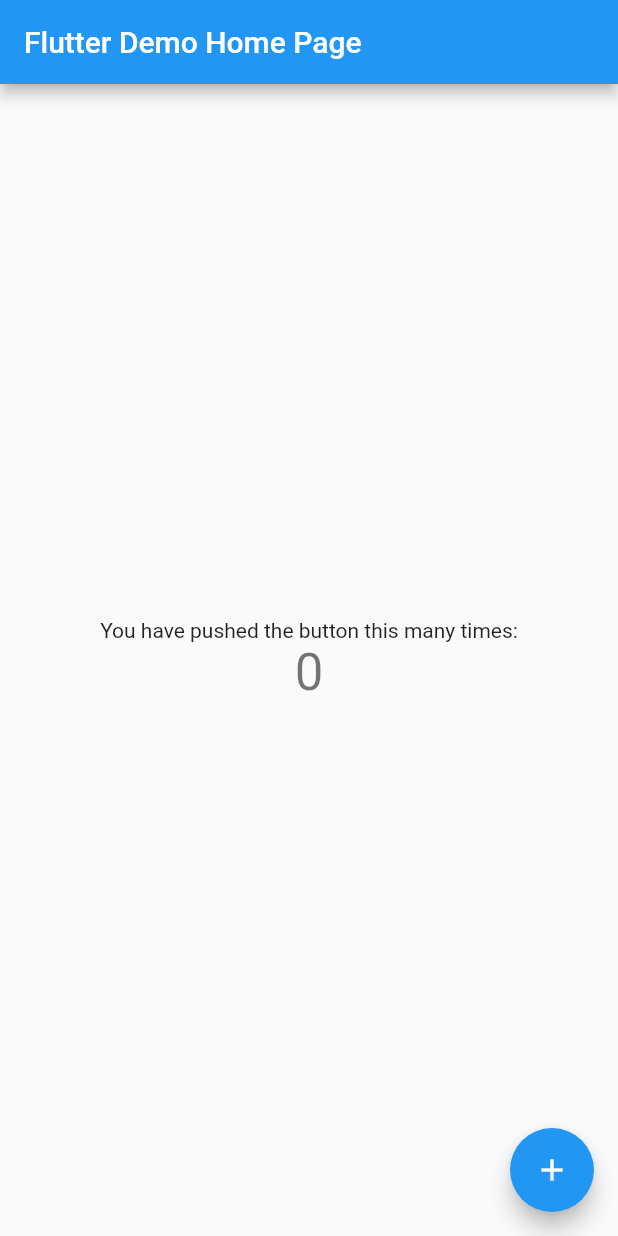
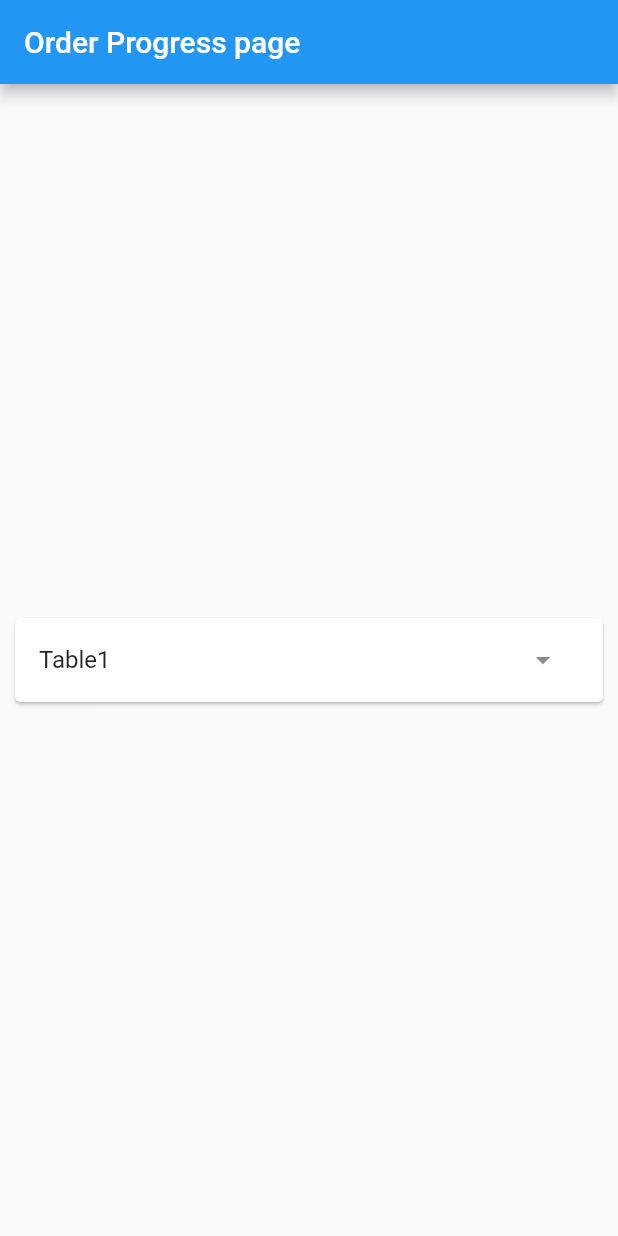
Before and after one commit to ilhamhakimi21/BurgerJoint-Ordering-System, a Flutter app: the screen it shows after launch, on a phone screen of 412 x 824 dp. Run offline on Flutter 3.47's test engine with Material 2 defaults, Android fonts, the phone set to English and light mode, and no system bars.

Commit message:
Built bare minimum for the Order Progress page. Waiting for other pages.

```diff
--- /dev/null
+++ b/lib/accordion_card.dart
@@ -0,0 +1,55 @@
+import './accordion_class.dart';
+import 'package:flutter/material.dart';
+
+class AccordionCard extends StatefulWidget {
+  final Accordion accordion;
+  final VoidCallback? delete;
+
+  const AccordionCard({Key? key, required this.accordion, required this.delete})
+      : super(key: key);
+
+  @override
+  _AccordionCardState createState() => _AccordionCardState();
+}
+
+class _AccordionCardState extends State<AccordionCard> {
+  bool _showContent = false;
+  @override
+  Widget build(BuildContext context) {
+    return Card(
+      margin: const EdgeInsets.all(10),
+      child: Column(children: [
+        ListTile(
+          title: Text(widget.accordion.title),
+          trailing: IconButton(
+            icon: Icon(
+                _showContent ? Icons.arrow_drop_up : Icons.arrow_drop_down),
+            onPressed: () {
+              setState(() {
+                _showContent = !_showContent;
+              });
+            },
+          ),
+        ),
+        _showContent
+            ? Container(
+          padding:
+          const EdgeInsets.symmetric(vertical: 15, horizontal: 15),
+          child: Row(
+            mainAxisAlignment: MainAxisAlignment.spaceAround,
+            children: [
+              Text(widget.accordion.content),
+              Text("Qty: " + widget.accordion.quantity),
+              ElevatedButton(
+                  onPressed: widget.delete,
+                  style: ElevatedButton.styleFrom(primary: Colors.green),
+                  child: const Text("Complete")
+              ),
+            ],
+          ),
+        )
+            : Container()
+      ]),
+    );
+  }
+}
--- /dev/null
+++ b/lib/accordion_class.dart
@@ -0,0 +1,8 @@
+class Accordion {
+  final String title;
+  final String content;
+  final String quantity;
+
+  Accordion({required this.title, required this.content,
+    required this.quantity});
+}
--- a/lib/main.dart
+++ b/lib/main.dart
@@ -1,4 +1,7 @@
+//BurgerJoint-Ordering-System main app
 import 'package:flutter/material.dart';
+import './accordion_card.dart';
+import './accordion_class.dart';
 
 void main() {
   runApp(const MyApp());
@@ -7,39 +10,20 @@
 class MyApp extends StatelessWidget {
   const MyApp({Key? key}) : super(key: key);
 
-  // This widget is the root of your application.
   @override
   Widget build(BuildContext context) {
     return MaterialApp(
       title: 'Flutter Demo',
       theme: ThemeData(
-        // This is the theme of your application.
-        //
-        // Try running your application with "flutter run". You'll see the
-        // application has a blue toolbar. Then, without quitting the app, try
-        // changing the primarySwatch below to Colors.green and then invoke
-        // "hot reload" (press "r" in the console where you ran "flutter run",
-        // or simply save your changes to "hot reload" in a Flutter IDE).
-        // Notice that the counter didn't reset back to zero; the application
-        // is not restarted.
         primarySwatch: Colors.blue,
       ),
-      home: const MyHomePage(title: 'Flutter Demo Home Page'),
+      home: const MyHomePage(title: 'Order Progress page'),
     );
   }
 }
 
 class MyHomePage extends StatefulWidget {
   const MyHomePage({Key? key, required this.title}) : super(key: key);
-
-  // This widget is the home page of your application. It is stateful, meaning
-  // that it has a State object (defined below) that contains fields that affect
-  // how it looks.
-
-  // This class is the configuration for the state. It holds the values (in this
-  // case the title) provided by the parent (in this case the App widget) and
-  // used by the build method of the State. Fields in a Widget subclass are
-  // always marked "final".
 
   final String title;
 
@@ -48,68 +32,34 @@
 }
 
 class _MyHomePageState extends State<MyHomePage> {
-  int _counter = 0;
 
-  void _incrementCounter() {
-    setState(() {
-      // This call to setState tells the Flutter framework that something has
-      // changed in this State, which causes it to rerun the build method below
-      // so that the display can reflect the updated values. If we changed
-      // _counter without calling setState(), then the build method would not be
-      // called again, and so nothing would appear to happen.
-      _counter++;
-    });
-  }
+  List<Accordion> accordions = [
+    Accordion(title: 'Table1', content: 'Burger', quantity: '3')
+  ];
 
   @override
   Widget build(BuildContext context) {
-    // This method is rerun every time setState is called, for instance as done
-    // by the _incrementCounter method above.
-    //
-    // The Flutter framework has been optimized to make rerunning build methods
-    // fast, so that you can just rebuild anything that needs updating rather
-    // than having to individually change instances of widgets.
     return Scaffold(
       appBar: AppBar(
-        // Here we take the value from the MyHomePage object that was created by
-        // the App.build method, and use it to set our appbar title.
         title: Text(widget.title),
       ),
       body: Center(
-        // Center is a layout widget. It takes a single child and positions it
-        // in the middle of the parent.
         child: Column(
-          // Column is also a layout widget. It takes a list of children and
-          // arranges them vertically. By default, it sizes itself to fit its
-          // children horizontally, and tries to be as tall as its parent.
-          //
-          // Invoke "debug painting" (press "p" in the console, choose the
-          // "Toggle Debug Paint" action from the Flutter Inspector in Android
-          // Studio, or the "Toggle Debug Paint" command in Visual Studio Code)
-          // to see the wireframe for each widget.
-          //
-          // Column has various properties to control how it sizes itself and
-          // how it positions its children. Here we use mainAxisAlignment to
-          // center the children vertically; the main axis here is the vertical
-          // axis because Columns are vertical (the cross axis would be
-          // horizontal).
           mainAxisAlignment: MainAxisAlignment.center,
           children: <Widget>[
-            const Text(
-              'You have pushed the button this many times:',
-            ),
-            Text(
-              '$_counter',
-              style: Theme.of(context).textTheme.headline4,
+            Column(
+              children: accordions.map((accordion) => AccordionCard(
+                  accordion: accordion,
+                  delete: () {
+                    setState(() {
+                      accordions.remove(accordion);
+                    });
+                  }
+              )).toList(),
             ),
           ],
         ),
       ),
-      floatingActionButton: FloatingActionButton(
-        onPressed: _incrementCounter,
-        tooltip: 'Increment',
-        child: const Icon(Icons.add),
-      ), // This trailing comma makes auto-formatting nicer for build methods.
     );
   }
 }
```
